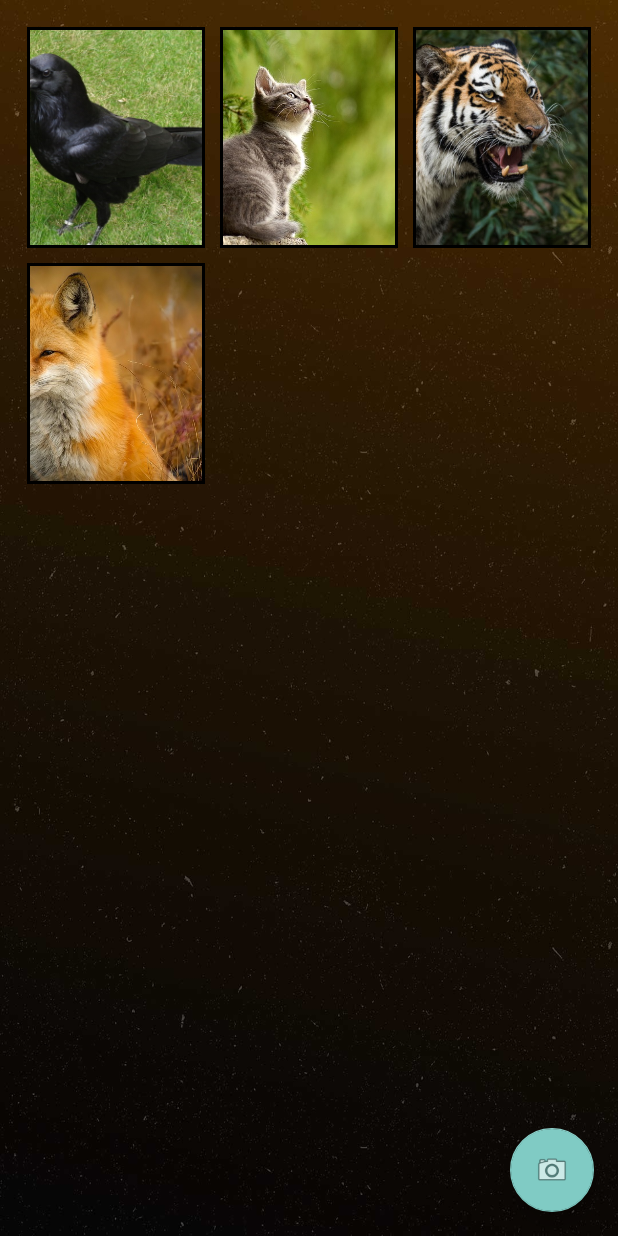
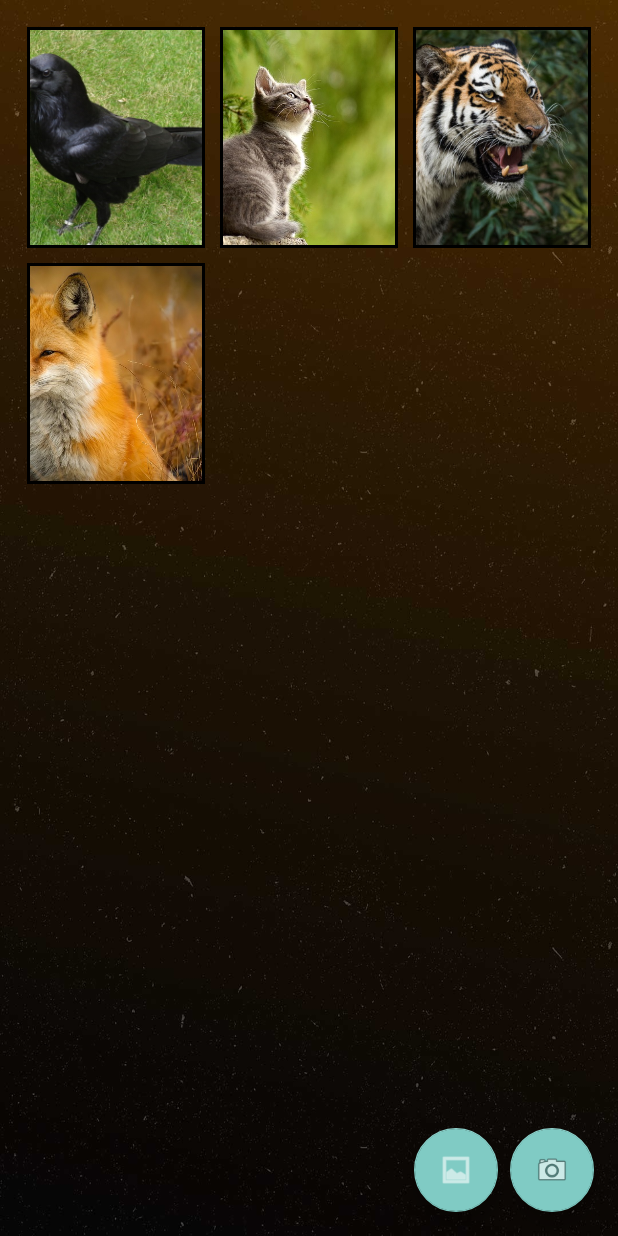
Before and after one commit to mtrivinom/juegoa3m, an Android app: the screen it shows after launch (MainActivity), on a phone screen of 412 x 824 dp. Run offline under Robolectric (Android 15) with nearby library versions, the light colour scheme and no system bars; 1 statement that could not run was skipped.

Commit message:
Ultimos añadidos. Comprobar crasheo de cámara y galeria (permisos??)
WebView Arreglado. Imagenes solucionadas

```diff
--- a/app/build.gradle
+++ b/app/build.gradle
@@ -8,7 +8,7 @@ android {
 
     defaultConfig {
         applicationId "com.example.producto1"
-        minSdk 24
+        minSdk 26
         targetSdk 33
         versionCode 1
         versionName "1.0"
--- a/app/src/main/AndroidManifest.xml
+++ b/app/src/main/AndroidManifest.xml
@@ -27,6 +27,7 @@
 
     <uses-permission android:name="android.permission.WRITE_EXTERNAL_STORAGE" />
 
+
     <application
         android:allowBackup="true"
         android:icon="@mipmap/ic_launcher"
@@ -34,7 +35,8 @@
         android:roundIcon="@mipmap/ic_launcher_round"
         android:supportsRtl="true"
         android:theme="@style/Theme.Producto1"
-        tools:targetApi="31">
+        tools:targetApi="31"
+        android:requestLegacyExternalStorage = "true">
 
         <activity
             android:name=".ActividadPuzzle"
--- a/app/src/main/java/com/example/producto1/ActividadPuzzle.java
+++ b/app/src/main/java/com/example/producto1/ActividadPuzzle.java
@@ -20,6 +20,7 @@ import android.media.AudioAttributes;
 import android.media.AudioManager;
 import android.media.ExifInterface;
 import android.media.SoundPool;
+import android.net.Uri;
 import android.os.Build;
 import android.os.Bundle;
 import android.util.Log;
@@ -95,6 +96,8 @@ public class ActividadPuzzle extends AppCompatActivity {
                     setPicFromAsset(assetName, imageView);
                 } else if (mPathFoto != null) {
                     setPicFromPath(mPathFoto, imageView);
+                } else if (mFotoUri !=null) {
+                    imageView.setImageURI(Uri.parse(mFotoUri));
                 }
 
                 piezas = splitImage(4 + counter * 2, 2 + counter, 2 + counter); //Dificultad
--- a/app/src/main/java/com/example/producto1/MediaPlayerService.java
+++ b/app/src/main/java/com/example/producto1/MediaPlayerService.java
@@ -51,7 +51,7 @@ public class MediaPlayerService  extends Service{
             mediaPlayer.start();
         }else if (option == 6) {
 
-            patchSoundString = intent.getStringExtra ("cancacion");
+            patchSoundString = intent.getStringExtra ("cancion");
             Log.d("patch string", String.valueOf ( patchSoundString ) );
             patchSound = Uri.parse(patchSoundString);
             mediaPlayer = MediaPlayer.create ( this, patchSound);
--- a/app/src/main/java/com/example/producto1/MenuActividad.java
+++ b/app/src/main/java/com/example/producto1/MenuActividad.java
@@ -89,7 +89,7 @@ public class MenuActividad extends AppCompatActivity {
         int option = opcion;
         if(option == 6){
             String patchString = soundUri.toString();
-            intent.putExtra ( "cancacion", patchString);
+            intent.putExtra ( "cancion", patchString);
 
         }
         intent.putExtra ( "option", option);
--- a/app/src/main/res/layout/activity_main.xml
+++ b/app/src/main/res/layout/activity_main.xml
@@ -38,6 +38,19 @@
         app:srcCompat="@android:drawable/ic_menu_camera"
         app:layout_constraintBottom_toBottomOf="parent"
         app:layout_constraintEnd_toEndOf="parent" />
+    <com.google.android.material.floatingactionbutton.FloatingActionButton
+        android:id="@+id/galleryButton"
+        android:layout_width="wrap_content"
+        android:layout_height="wrap_content"
+        android:layout_marginBottom="16dp"
+        android:layout_marginEnd="8dp"
+        android:layout_marginRight="8dp"
+        android:clickable="true"
+        android:onClick="onImageFromGalleryClick"
+        app:srcCompat="@android:drawable/ic_menu_gallery"
+        android:tint="@android:color/white"
+        app:layout_constraintBottom_toBottomOf="parent"
+        app:layout_constraintEnd_toStartOf="@id/cameraButton" />
 
 
 
```
Also changed, not shown: 2 other files.
